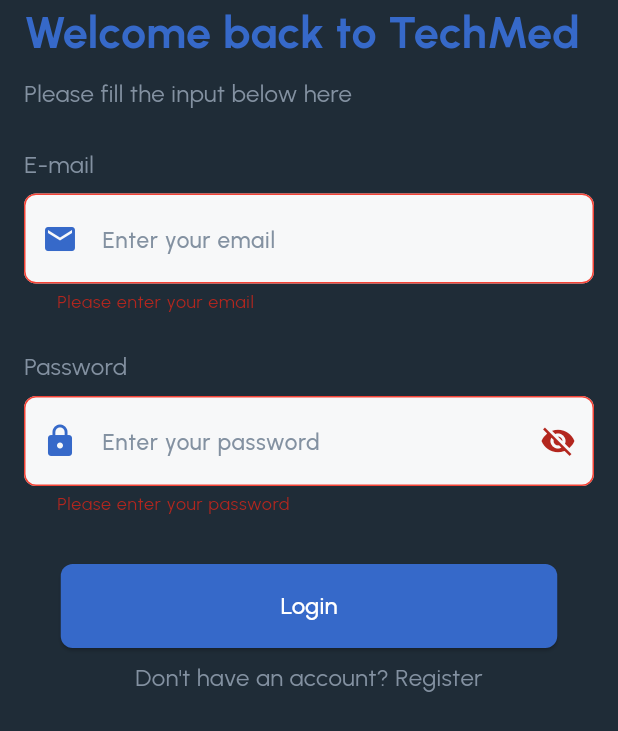
After one commit to A7medMaged/techmed, a Flutter app: the LoginScreen screen opened by its route, after a tap on "Login", on a phone screen of 412 x 824 dp. The commit adds this screen. Shown: the top 731 px of the screen. Run offline on Flutter 3.47's test engine with Material 3 defaults, Android fonts, the phone set to English and light mode, and no system bars; our stand-ins replace bloc, dartz, dio, flutter_secure_storage, get_it, go_router and 2 more; missing offline and left inert: animated_snack_bar; accounts and stored records are empty.

Commit message:
- Add Login screen with form validation and navigation

```diff
--- a/lib/core/routing/router_generation_config.dart
+++ b/lib/core/routing/router_generation_config.dart
@@ -1,5 +1,6 @@
 import 'package:go_router/go_router.dart';
 import 'package:techmed/core/routing/app_routes.dart';
+import 'package:techmed/features/login/view/login_screen.dart';
 import 'package:techmed/features/register/view/register_screen.dart';
 import 'package:techmed/features/splash_screen/splash_screen.dart';
 
@@ -17,6 +18,11 @@ class RouterGenerationConfig {
         path: AppRoutes.registerScreen,
         builder: (context, state) => const RegisterScreen(),
       ),
+      GoRoute(
+        name: 'loginScreen',
+        path: AppRoutes.loginScreen,
+        builder: (context, state) => const LoginScreen(),
+      ),
     ],
   );
 }
--- /dev/null
+++ b/lib/features/login/view/login_screen.dart
@@ -0,0 +1,132 @@
+import 'package:flutter/material.dart';
+import 'package:go_router/go_router.dart';
+import 'package:techmed/core/routing/app_routes.dart';
+import 'package:techmed/core/styling/app_colors.dart';
+import 'package:techmed/core/styling/app_styles.dart';
+import 'package:techmed/core/widgets/custom_button.dart';
+import 'package:techmed/core/widgets/custom_text_field.dart';
+import 'package:techmed/core/widgets/spacing_widgets.dart';
+
+class LoginScreen extends StatefulWidget {
+  const LoginScreen({super.key});
+
+  @override
+  State<LoginScreen> createState() => _LoginScreenState();
+}
+
+class _LoginScreenState extends State<LoginScreen> {
+  late TextEditingController emailController = TextEditingController();
+  late TextEditingController passwordController = TextEditingController();
+  final formKey = GlobalKey<FormState>();
+  bool isObscureText = true;
+
+  @override
+  Widget build(BuildContext context) {
+    return SafeArea(
+      child: Scaffold(
+        backgroundColor: AppColors.blackColor,
+        body: Form(
+          key: formKey,
+          child: Padding(
+            padding: const EdgeInsets.symmetric(
+              horizontal: 16,
+            ),
+            child: Column(
+              crossAxisAlignment: CrossAxisAlignment.start,
+              children: [
+                Text(
+                  'Welcome back to TechMed',
+                  style: AppStyles.primaryHeadLinesStyle,
+                ),
+                const HeightSpace(8),
+                Text(
+                  'Please fill the input below here',
+                  style: AppStyles.subtitlesStyles,
+                ),
+                const HeightSpace(24),
+                Text(
+                  'E-mail',
+                  style: AppStyles.subtitlesStyles,
+                ),
+                const HeightSpace(8),
+                CustomTextField(
+                  preffixIcon: Icon(
+                    Icons.email,
+                    color: AppColors.primaryColor,
+                  ),
+                  controller: emailController,
+                  hintText: 'Enter your email',
+                  width: double.infinity,
+                  validator: (value) {
+                    if (value == null || value.isEmpty) {
+                      return 'Please enter your email';
+                    }
+                    return null;
+                  },
+                ),
+                const HeightSpace(24),
+                Text(
+                  'Password',
+                  style: AppStyles.subtitlesStyles,
+                ),
+                const HeightSpace(8),
+                CustomTextField(
+                  preffixIcon: Icon(
+                    Icons.lock,
+                    color: AppColors.primaryColor,
+                  ),
+                  isPassword: isObscureText,
+                  suffixIcon: GestureDetector(
+                    onTap: () {
+                      setState(() {
+                        isObscureText = !isObscureText;
+                      });
+                    },
+                    child: Icon(
+                      isObscureText ? Icons.visibility_off : Icons.visibility,
+                    ),
+                  ),
+                  controller: passwordController,
+                  hintText: 'Enter your password',
+                  width: double.infinity,
+                  validator: (value) {
+                    if (value == null || value.isEmpty && value.length < 6) {
+                      return 'Please enter your password';
+                    }
+                    return null;
+                  },
+                ),
+                const HeightSpace(32),
+                Center(
+                  child: Column(
+                    children: [
+                      PrimayButtonWidget(
+                        buttonText: 'Login',
+                        buttonColor: AppColors.primaryColor,
+                        onPress: () {
+                          if (formKey.currentState!.validate()) {
+                            // Perform login action
+                          }
+                        },
+                      ),
+                      const HeightSpace(8),
+                      GestureDetector(
+                        onTap: () => GoRouter.of(
+                          context,
+                        ).pushReplacement(AppRoutes.registerScreen),
+                        child: Text(
+                          'Don\'t have an account? Register',
+                          style: AppStyles.subtitlesStyles,
+                        ),
+                      ),
+                    ],
+                  ),
+                ),
+              ],
+            ),
+          ),
+        ),
+      ),
+    );
+  }
+}
--- a/lib/features/register/view/register_screen.dart
+++ b/lib/features/register/view/register_screen.dart
@@ -35,6 +35,7 @@ class _RegisterScreenState extends State<RegisterScreen> {
             padding: const EdgeInsets.symmetric(
               horizontal: 16,
             ),
+            child: SingleChildScrollView(
               child: Column(
                 crossAxisAlignment: CrossAxisAlignment.start,
                 children: [
@@ -202,7 +203,11 @@ class _RegisterScreenState extends State<RegisterScreen> {
                         PrimayButtonWidget(
                           buttonText: 'Register',
                           buttonColor: AppColors.primaryColor,
-                        onPress: () {},
+                          onPress: () {
+                            if (formKey.currentState!.validate()) {
+                              // Perform registration action
+                            }
+                          },
                         ),
                         const HeightSpace(8),
                         GestureDetector(
@@ -222,6 +227,7 @@ class _RegisterScreenState extends State<RegisterScreen> {
             ),
           ),
         ),
+      ),
     );
   }
 }
```
Lines whose indentation alone changed are shown as unchanged.
